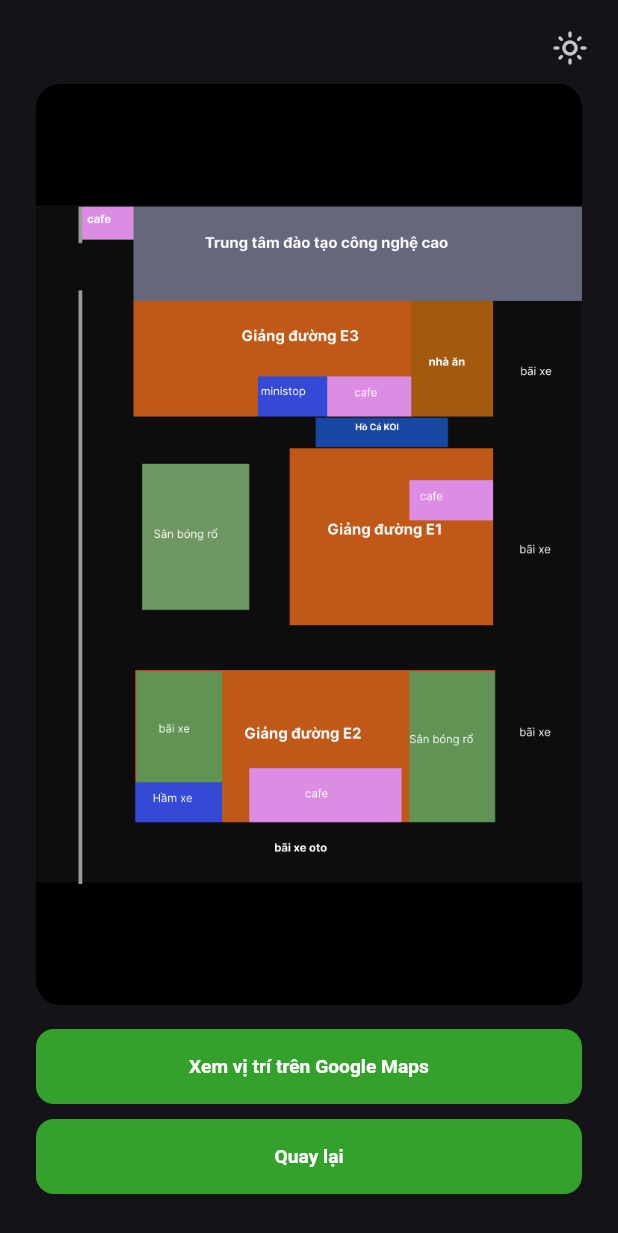
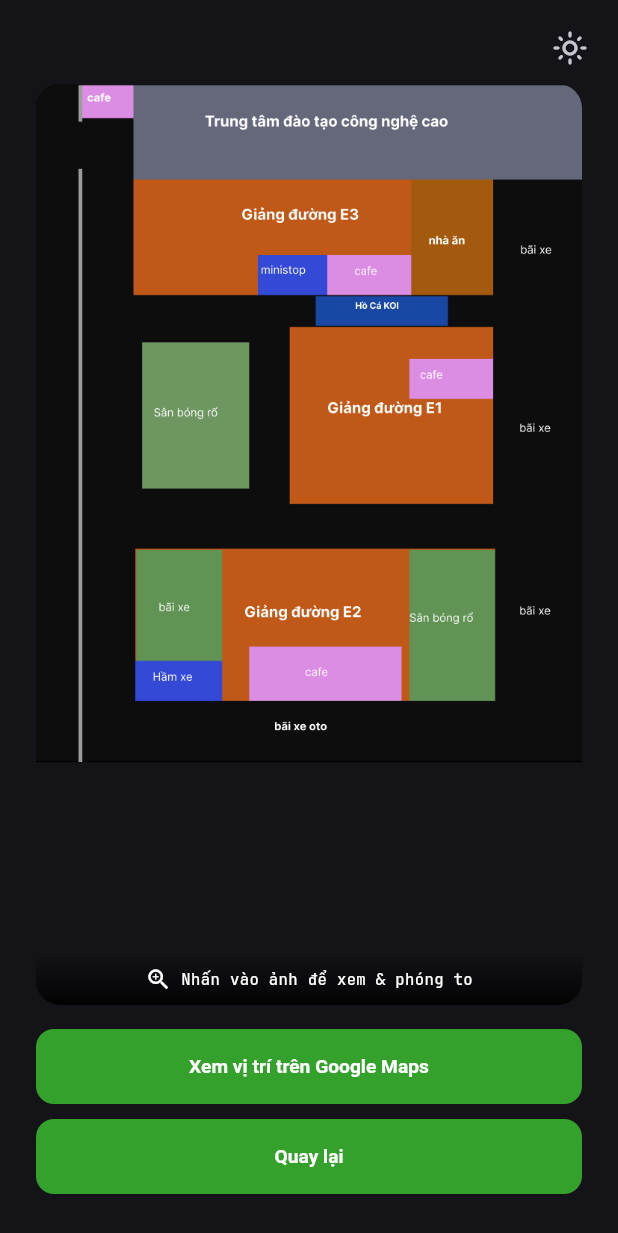
Before and after one commit to CamenRyder/graduate_93, a Flutter app: the GuidePage screen opened by its route, on a phone screen of 412 x 824 dp. Shown: the top 1233 px of the screen. Run offline on Flutter 3.47's test engine with Material 3 defaults, Android fonts, the phone set to English and light mode, and no system bars; our stand-ins replace cloud_firestore, firebase_auth, firebase_core, go_router, shared_preferences, web; accounts and stored records are empty; statements that could not run were skipped.

Commit message:
update guide page

```diff
--- a/lib/pages/guide_page.dart
+++ b/lib/pages/guide_page.dart
@@ -38,12 +38,53 @@
         onTap: () => _openFullScreen(context),
         child: ClipRRect(
           borderRadius: BorderRadius.circular(16),
-          child: Container(
-            width: double.infinity,
-            color: Colors.black,
-            child: _image(context, BoxFit.contain),
+          child: Stack(
+            children: [
+              Container(
+                width: double.infinity,
+                color: Colors.black,
+                child: _image(context, BoxFit.contain),
+              ),
+              // Chỉ báo: nhấn vào ảnh để xem & phóng to.
+              Positioned(
+                left: 0,
+                right: 0,
+                bottom: 0,
+                child: _zoomHint(),
+              ),
+            ],
           ),
         ),
+      ),
+    );
+  }
+
+  /// Dải chỉ báo ở đáy ảnh — gợi ý người dùng bấm để xem & phóng to.
+  Widget _zoomHint() {
+    return Container(
+      padding: const EdgeInsets.symmetric(vertical: 8, horizontal: 12),
+      decoration: const BoxDecoration(
+        gradient: LinearGradient(
+          begin: Alignment.bottomCenter,
+          end: Alignment.topCenter,
+          colors: [Colors.black87, Colors.transparent],
+        ),
+      ),
+      child: const Row(
+        mainAxisAlignment: MainAxisAlignment.center,
+        mainAxisSize: MainAxisSize.min,
+        children: [
+          Icon(Icons.zoom_in, color: Colors.white, size: 18),
+          SizedBox(width: 6),
+          Text(
+            'Nhấn vào ảnh để xem & phóng to',
+            style: TextStyle(
+              color: Colors.white,
+              fontSize: 13,
+              fontWeight: FontWeight.w500,
+            ),
+          ),
+        ],
       ),
     );
   }
```
